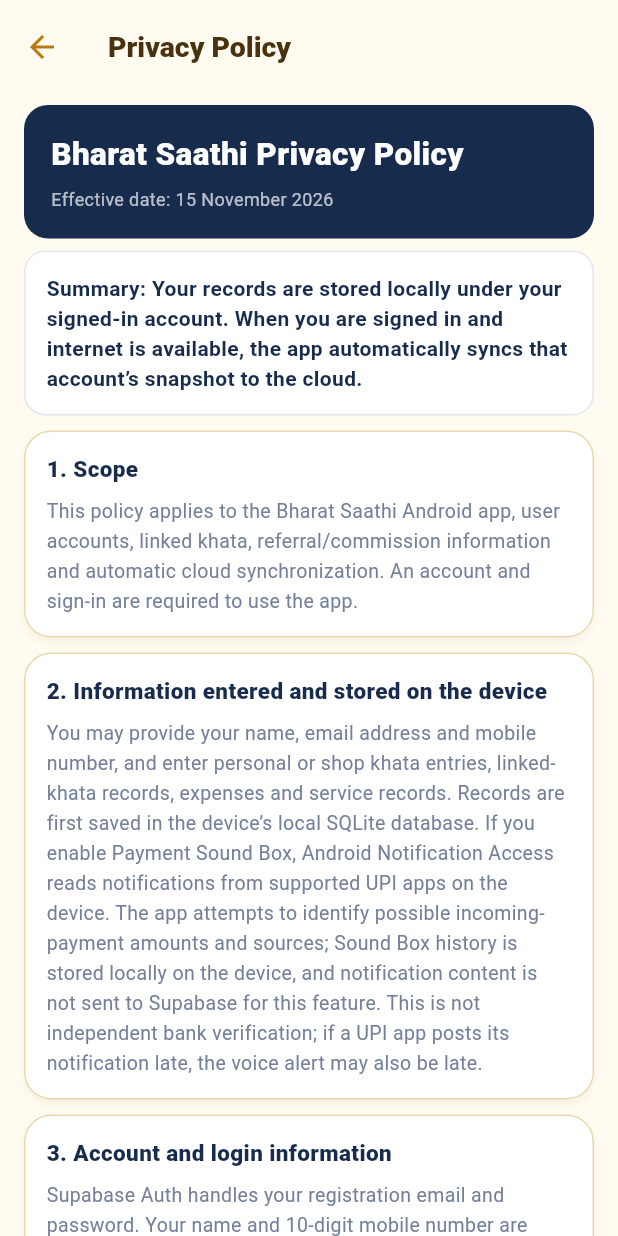
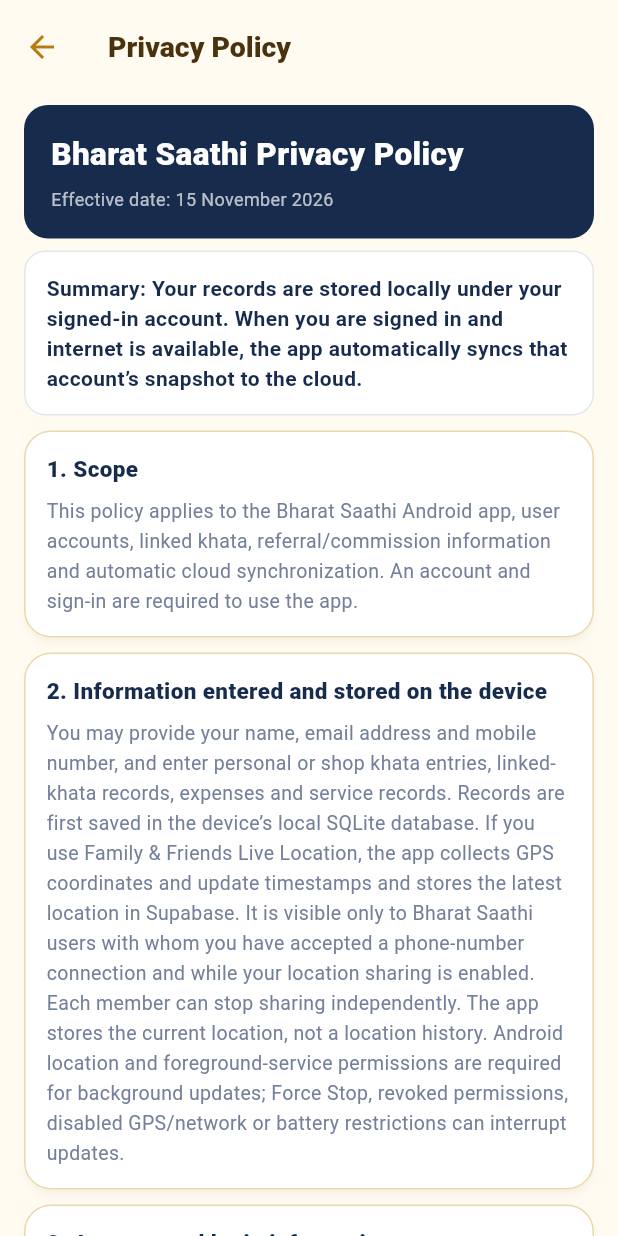
Before and after one commit to annukumar6280-glitch/Bharat-Saathi-, a Flutter app: the PrivacyPolicyPage screen opened directly, on a phone screen of 412 x 824 dp. Run offline on Flutter 3.47's test engine with Material 3 defaults, Android fonts, the phone set to English and light mode, and no system bars; our stand-ins replace flutter_map, flutter_secure_storage, geolocator, google_mobile_ads, image_picker, latlong2 and 8 more; missing offline and left inert: mobile_scanner; accounts and stored records are empty; network calls fail.

Commit message:
Update in-app privacy notice for live location

```diff
--- a/lib/main.dart
+++ b/lib/main.dart
@@ -1243,7 +1243,7 @@ class PrivacyPolicyPage extends StatelessWidget{
  const PrivacyPolicyPage({super.key,this.english=false});
  static const List<List<String>> _hi=[
   ['1. यह नीति किस पर लागू है','यह नीति Bharat Saathi Android ऐप, अकाउंट, लिंक्ड खाता, रेफरल/कमीशन जानकारी और स्वचालित क्लाउड सिंक पर लागू होती है। ऐप इस्तेमाल करने के लिए अकाउंट और लॉगिन आवश्यक है।'],
-  ['2. ऐप में दर्ज और डिवाइस पर सेव डेटा','आप नाम, ईमेल, मोबाइल नंबर, व्यक्तिगत और दुकान के खाते, खर्च तथा सेवा रिकॉर्ड दर्ज कर सकते हैं। रिकॉर्ड पहले डिवाइस के स्थानीय SQLite डेटाबेस में सेव होते हैं। यदि आप Payment Sound Box सक्रिय करते हैं, तो Android Notification Access अनुमति से समर्थित UPI ऐप्स की सूचनाएँ डिवाइस पर पढ़ी जाती हैं। ऐप केवल संभावित प्राप्त भुगतान की राशि और स्रोत पहचानने की कोशिश करता है; Sound Box हिस्ट्री डिवाइस पर स्थानीय रूप से रखी जाती है और इस सुविधा के लिए notification content Supabase पर नहीं भेजा जाता। यह बैंक से स्वतंत्र पुष्टि नहीं है; UPI ऐप की सूचना देर से आए तो आवाज़ भी देर से आ सकती है।'],
+  ['2. ऐप में दर्ज और डिवाइस पर सेव डेटा','आप नाम, ईमेल, मोबाइल नंबर, व्यक्तिगत और दुकान के खाते, खर्च तथा सेवा रिकॉर्ड दर्ज कर सकते हैं। रिकॉर्ड पहले डिवाइस के स्थानीय SQLite डेटाबेस में सेव होते हैं। Family & Friends Live Location इस्तेमाल करने पर ऐप GPS लोकेशन और उसकी अपडेट का समय Supabase में सेव करता है। यह लोकेशन केवल उन Bharat Saathi सदस्यों को दिखाई देती है जिनके साथ आपने मोबाइल नंबर के माध्यम से कनेक्शन स्वीकार किया है और जिनके लिए लोकेशन शेयरिंग चालू है। दोनों सदस्य अपनी लोकेशन अलग-अलग बंद कर सकते हैं। ऐप वर्तमान लोकेशन रखता है, लोकेशन हिस्ट्री नहीं। बैकग्राउंड अपडेट के लिए Android लोकेशन और Foreground Service अनुमति जरूरी है; Force Stop, परमिशन हटाने, GPS/इंटरनेट बंद होने या बैटरी प्रतिबंध से अपडेट रुक सकते हैं।'],
   ['3. अकाउंट और लॉगिन जानकारी','रजिस्ट्रेशन में Supabase Auth ईमेल और पासवर्ड संभालता है। आपका नाम और 10 अंकों का मोबाइल नंबर प्रोफाइल से जुड़ता है। ईमेल कन्फर्म होने के बाद मोबाइल नंबर और पासवर्ड से लॉगिन होता है। मोबाइल नंबर अभी SMS OTP से सत्यापित नहीं होता। लॉगिन से पहले मोबाइल नंबर खोजने की सेवा ईमेल नहीं दिखाती; सफल लॉगिन के बाद अकाउंट ईमेल बैकअप स्क्रीन पर दिख सकता है। पासवर्ड ऐप में पढ़ने योग्य रूप में सेव नहीं होता।'],
   ['4. हर अकाउंट का अलग डेटा और ऑटोमैटिक क्लाउड सिंक','डिवाइस पर स्थानीय रिकॉर्ड लॉगिन किए हुए अकाउंट की अलग पहचान के अंतर्गत रखे जाते हैं। एक ही फोन पर अलग अकाउंट का स्थानीय डेटा अलग रहता है। लॉगिन रहने और इंटरनेट उपलब्ध होने पर ऐप रिकॉर्ड का स्नैपशॉट उसी अकाउंट के Supabase क्लाउड बैकअप में अपने-आप सिंक करता है। बदलाव के बाद सिंक शेड्यूल होता है; ऐप चलते समय समय-समय पर और दोबारा खुलने पर पुनः प्रयास होता है। ऑफलाइन रिकॉर्ड डिवाइस पर रहते हैं। ऐप पूरी तरह बंद रहने पर बैकग्राउंड सिंक की गारंटी नहीं है। उसी अकाउंट से दूसरे डिवाइस पर लॉगिन करके उपलब्ध बैकअप रीस्टोर किया जा सकता है। यह स्नैपशॉट बैकअप है, हर रिकॉर्ड का अलग सर्वर-लेजर सिंक नहीं। एक ही अकाउंट को एक समय पर एक फोन पर इस्तेमाल करें; अलग-अलग फोन पर एक साथ किए गए बदलाव अपने-आप मर्ज नहीं होते। पुराने संस्करण से अपडेट करने पर पुराने स्थानीय स्नैपशॉट को किसी अकाउंट में जोड़ने से पहले ऐप पुष्टि पूछता है। केवल सही पुराने अकाउंट की पुष्टि करने पर और तभी डेटा जोड़ा जाएगा जब उस अकाउंट में पहले से रिकॉर्ड न हों। मौजूदा रिकॉर्ड कभी ओवरराइट नहीं होंगे; इसलिए पहले उसी अकाउंट से लॉगिन करें जो पहले इस फोन पर इस्तेमाल होता था।'],
   ['5. लिंक्ड खाता और रेफरल जानकारी','लिंक्ड खाता इस्तेमाल करने पर संबंधित मोबाइल नंबर, दुकान/प्रदर्शन नाम, जुड़े खातों का संबंध और प्रतिभागियों द्वारा दर्ज उधारी/भुगतान तथा नोट Supabase में प्रोसेस होते हैं। रेफरल/कमीशन सुविधा इस्तेमाल करने पर रेफरल कोड, पात्रता और कमीशन रिकॉर्ड भी प्रोसेस हो सकते हैं। संबंधित जानकारी सुविधा के नियमों के अनुसार दिखाई जाती है।'],
@@ -1257,7 +1257,7 @@ class PrivacyPolicyPage extends StatelessWidget{
  ];
  static const List<List<String>> _en=[
   ['1. Scope','This policy applies to the Bharat Saathi Android app, user accounts, linked khata, referral/commission information and automatic cloud synchronization. An account and sign-in are required to use the app.'],
-  ['2. Information entered and stored on the device','You may provide your name, email address and mobile number, and enter personal or shop khata entries, linked-khata records, expenses and service records. Records are first saved in the device’s local SQLite database. If you enable Payment Sound Box, Android Notification Access reads notifications from supported UPI apps on the device. The app attempts to identify possible incoming-payment amounts and sources; Sound Box history is stored locally on the device, and notification content is not sent to Supabase for this feature. This is not independent bank verification; if a UPI app posts its notification late, the voice alert may also be late.'],
+  ['2. Information entered and stored on the device','You may provide your name, email address and mobile number, and enter personal or shop khata entries, linked-khata records, expenses and service records. Records are first saved in the device’s local SQLite database. If you use Family & Friends Live Location, the app collects GPS coordinates and update timestamps and stores the latest location in Supabase. It is visible only to Bharat Saathi users with whom you have accepted a phone-number connection and while your location sharing is enabled. Each member can stop sharing independently. The app stores the current location, not a location history. Android location and foreground-service permissions are required for background updates; Force Stop, revoked permissions, disabled GPS/network or battery restrictions can interrupt updates.'],
   ['3. Account and login information','Supabase Auth handles your registration email and password. Your name and 10-digit mobile number are associated with your profile. After email confirmation, you can sign in with your mobile number and password. The phone lookup does not reveal the account email before password verification; after successful login, the account email may be displayed to the signed-in user on the backup screen. The app does not store your password in readable form.'],
   ['4. Account separation and automatic cloud sync','Local records are stored under the identity of the signed-in account, separately from other accounts on the same device. While signed in and connected to the internet, the app automatically synchronizes a snapshot to that account’s Supabase cloud-backup record. Sync is scheduled after changes and retried periodically while the app is running and when it resumes. Offline records remain on the device. Background sync is not guaranteed while the app is fully closed. The latest available snapshot can be restored on another device by signing in to the same account. This is snapshot backup, not row-by-row synchronization to a server-side accounting ledger. Use one device per account at a time; concurrent edits on different devices are not automatically merged. When upgrading from an older version, the app asks which account should receive the previous single local snapshot. It is assigned only after confirmation; sign in first with the account that previously used the phone and confirm only if it is the correct account.'],
   ['5. Linked khata and referral information','If you use linked khata, the app processes relevant mobile numbers, shop/display names, account relationships and credit/payment entries and notes created by participants. If you use referral/commission features, referral codes, eligibility and commission records may also be processed. Information is made available according to each feature’s access rules.'],
```
